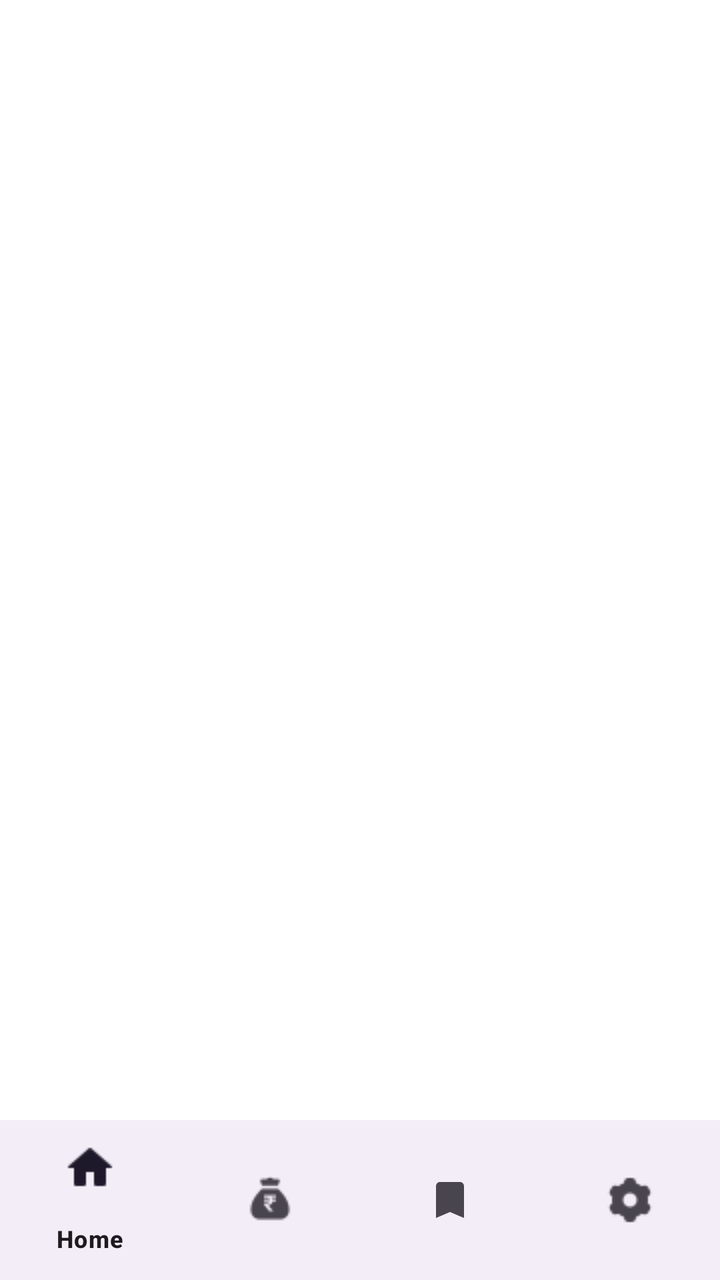
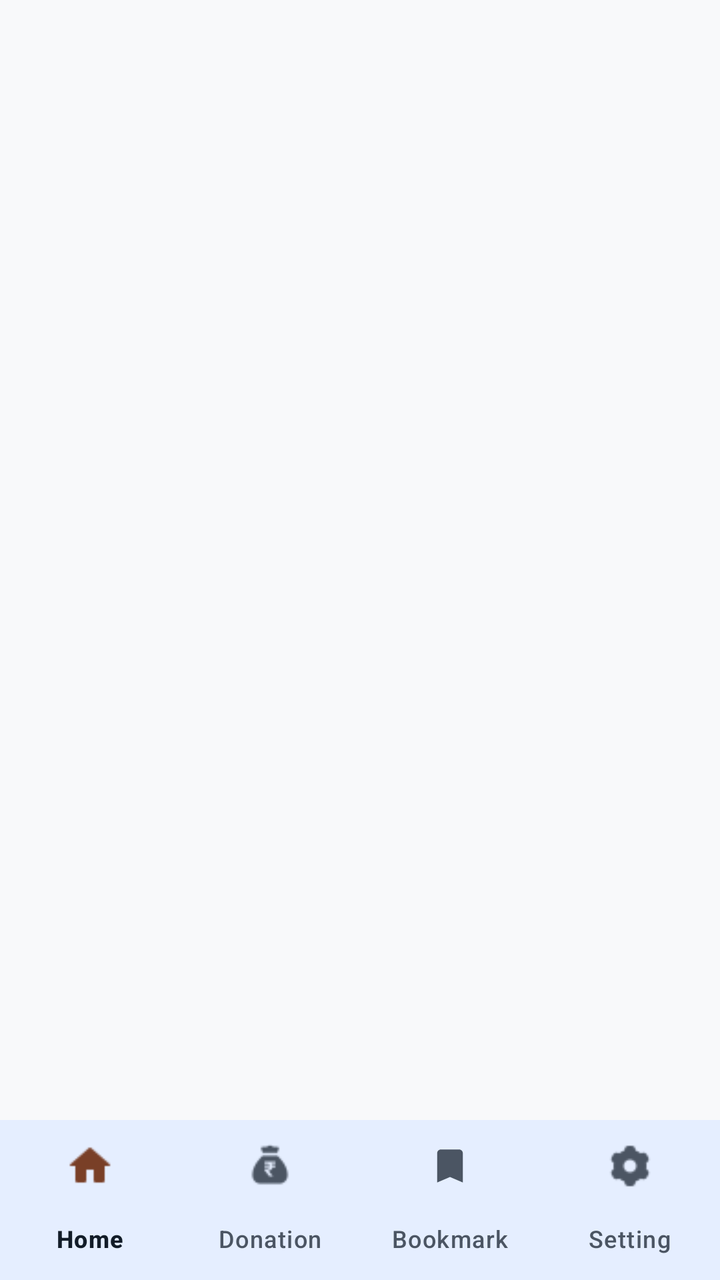

Compare the two renders of this Android layout. The source of the first and the diff that turns it into the second are given below.
<!-- AndroidManifest.xml: application theme Theme.FindNGO -->
<!-- res/layout/activity_home_page.xml -->
<?xml version="1.0" encoding="utf-8"?>
<androidx.constraintlayout.widget.ConstraintLayout xmlns:android="http://schemas.android.com/apk/res/android"
    xmlns:app="http://schemas.android.com/apk/res-auto"
    xmlns:tools="http://schemas.android.com/tools"
    android:layout_width="match_parent"
    android:layout_height="match_parent"
    android:background="@color/white"
    tools:context="com.example.findngo.HomePage">


    <FrameLayout
        android:id="@+id/MainFrameLayout"
        android:layout_width="match_parent"
        android:layout_height="0dp"
        app:layout_constraintBottom_toTopOf="@+id/bottomNavigationView"
        app:layout_constraintEnd_toEndOf="parent"
        app:layout_constraintHorizontal_bias="1.0"
        app:layout_constraintStart_toStartOf="parent"
        app:layout_constraintTop_toTopOf="parent">

    </FrameLayout>

    <com.google.android.material.bottomnavigation.BottomNavigationView
        android:id="@+id/bottomNavigationView"
        android:layout_width="match_parent"
        android:layout_height="wrap_content"
        app:layout_constraintBottom_toBottomOf="parent"
        app:layout_constraintEnd_toEndOf="parent"
        app:layout_constraintStart_toStartOf="parent"
        app:menu="@menu/botton_nevigation_menu"/>
</androidx.constraintlayout.widget.ConstraintLayout>
<!-- resources referenced by this layout -->
<resources>
  <color name="white">#FFFFFFFF</color>
  <style name="Theme.FindNGO" parent="Base.Theme.FindNGO" />
  <style name="Base.Theme.FindNGO" parent="Theme.Material3.DayNight.NoActionBar">
          
          
      </style>
</resources>

<!-- the commit's change to res/layout/activity_home_page.xml (unified diff, before → after) -->
@@ -4,9 +4,8 @@
     xmlns:tools="http://schemas.android.com/tools"
     android:layout_width="match_parent"
     android:layout_height="match_parent"
-    android:background="@color/white"
+    android:background="@color/background"
     tools:context="com.example.findngo.HomePage">
-
 
     <FrameLayout
         android:id="@+id/MainFrameLayout"
@@ -14,18 +13,22 @@
         android:layout_height="0dp"
         app:layout_constraintBottom_toTopOf="@+id/bottomNavigationView"
         app:layout_constraintEnd_toEndOf="parent"
-        app:layout_constraintHorizontal_bias="1.0"
         app:layout_constraintStart_toStartOf="parent"
-        app:layout_constraintTop_toTopOf="parent">
-
-    </FrameLayout>
+        app:layout_constraintTop_toTopOf="parent" />
 
     <com.google.android.material.bottomnavigation.BottomNavigationView
         android:id="@+id/bottomNavigationView"
         android:layout_width="match_parent"
         android:layout_height="wrap_content"
+        android:background="@color/surface_container"
+        android:elevation="8dp"
+        app:itemActiveIndicatorStyle="@style/Widget.Material3.BottomNavigationView.ActiveIndicator"
+        app:itemIconSize="22dp"
+        app:itemRippleColor="@color/surface_container_high"
+        app:labelVisibilityMode="labeled"
         app:layout_constraintBottom_toBottomOf="parent"
         app:layout_constraintEnd_toEndOf="parent"
         app:layout_constraintStart_toStartOf="parent"
-        app:menu="@menu/botton_nevigation_menu"/>
+        app:menu="@menu/botton_nevigation_menu" />
+
 </androidx.constraintlayout.widget.ConstraintLayout>
<!-- resource entries referenced after the edit -->
@@ -1,10 +1,47 @@
 <!-- resources referenced by this layout -->
 <resources>
-  <color name="white">#FFFFFFFF</color>
+  <color name="background">#F8F9FA</color>
+  <color name="surface_container">#E5EEFF</color>
+  <color name="surface_container_high">#DFE9FA</color>
   <style name="Theme.FindNGO" parent="Base.Theme.FindNGO" />
   <style name="Base.Theme.FindNGO" parent="Theme.Material3.DayNight.NoActionBar">
-          
-          
+          <item name="colorPrimary">@color/primary</item>
+          <item name="colorOnPrimary">@color/on_primary</item>
+          <item name="colorPrimaryContainer">@color/primary_container</item>
+          <item name="colorOnPrimaryContainer">@color/on_primary_container</item>
+  
+          <item name="colorSecondary">@color/secondary</item>
+          <item name="colorOnSecondary">@color/on_secondary</item>
+          <item name="colorSecondaryContainer">@color/secondary_container</item>
+          <item name="colorOnSecondaryContainer">@color/on_secondary_container</item>
+  
+          <item name="colorTertiary">@color/tertiary</item>
+          <item name="colorOnTertiary">@color/on_tertiary_container</item>
+  
+          <item name="android:colorBackground">@color/background</item>
+          <item name="colorSurface">@color/surface</item>
+          <item name="colorOnSurface">@color/on_surface</item>
+          <item name="colorOnSurfaceVariant">@color/on_surface_variant</item>
+          <item name="colorOutline">@color/outline</item>
+          <item name="colorOutlineVariant">@color/outline_variant</item>
+  
+          <item name="android:statusBarColor">@color/surface</item>
+          <item name="android:windowLightStatusBar">true</item>
       </style>
+  <color name="primary">#006D77</color>
+  <color name="on_primary">#FFFFFF</color>
+  <color name="primary_container">#006D77</color>
+  <color name="on_primary_container">#9BECF7</color>
+  <color name="secondary">#8C4E35</color>
+  <color name="on_secondary">#FFFFFF</color>
+  <color name="secondary_container">#FFAD8F</color>
+  <color name="on_secondary_container">#793F27</color>
+  <color name="tertiary">#14553B</color>
+  <color name="on_tertiary_container">#1B5E20</color>
+  <color name="surface">#F8F9FA</color>
+  <color name="on_surface">#121C28</color>
+  <color name="on_surface_variant">#4B5563</color>
+  <color name="outline">#6F797A</color>
+  <color name="outline_variant">#E5E7EB</color>
 </resources>
 
